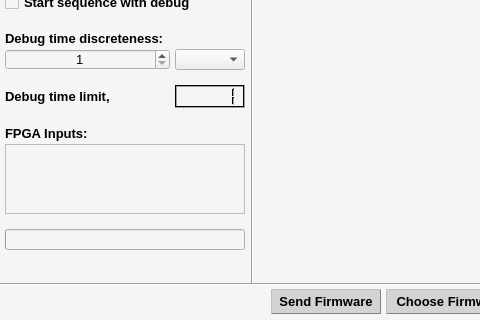
First picture: the form in CLIENT/RHE_Client/rhe_widget.ui, repository qvinn/RHE, before the edit; both pictures show x 0 to 480 and y 287 to 607 of the 861 by 607 pixel window.
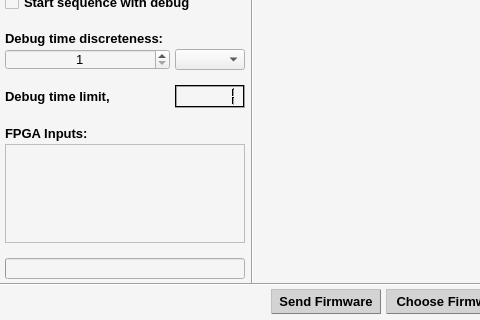
Second picture: the form after the edit.

The edit to the form file:
```diff
--- a/CLIENT/RHE_Client/rhe_widget.ui
+++ b/CLIENT/RHE_Client/rhe_widget.ui
@@ -3264,7 +3264,7 @@
        <item>
         <widget class="QScrollArea" name="scrollArea">
          <property name="sizePolicy">
-          <sizepolicy hsizetype="Fixed" vsizetype="Fixed">
+          <sizepolicy hsizetype="Fixed" vsizetype="Expanding">
            <horstretch>0</horstretch>
            <verstretch>0</verstretch>
           </sizepolicy>
@@ -3272,7 +3272,7 @@
          <property name="maximumSize">
           <size>
            <width>350</width>
-           <height>100</height>
+           <height>16777215</height>
           </size>
          </property>
          <property name="widgetResizable">
@@ -3284,7 +3284,7 @@
             <x>0</x>
             <y>0</y>
             <width>238</width>
-            <height>68</height>
+            <height>84</height>
            </rect>
           </property>
           <layout class="QHBoxLayout" name="horizontalLayout_9">
@@ -3417,10 +3417,13 @@
          <property name="orientation">
           <enum>Qt::Vertical</enum>
          </property>
+         <property name="sizeType">
+          <enum>QSizePolicy::Fixed</enum>
+         </property>
          <property name="sizeHint" stdset="0">
           <size>
            <width>20</width>
-           <height>40</height>
+           <height>5</height>
           </size>
          </property>
         </spacer>
```
